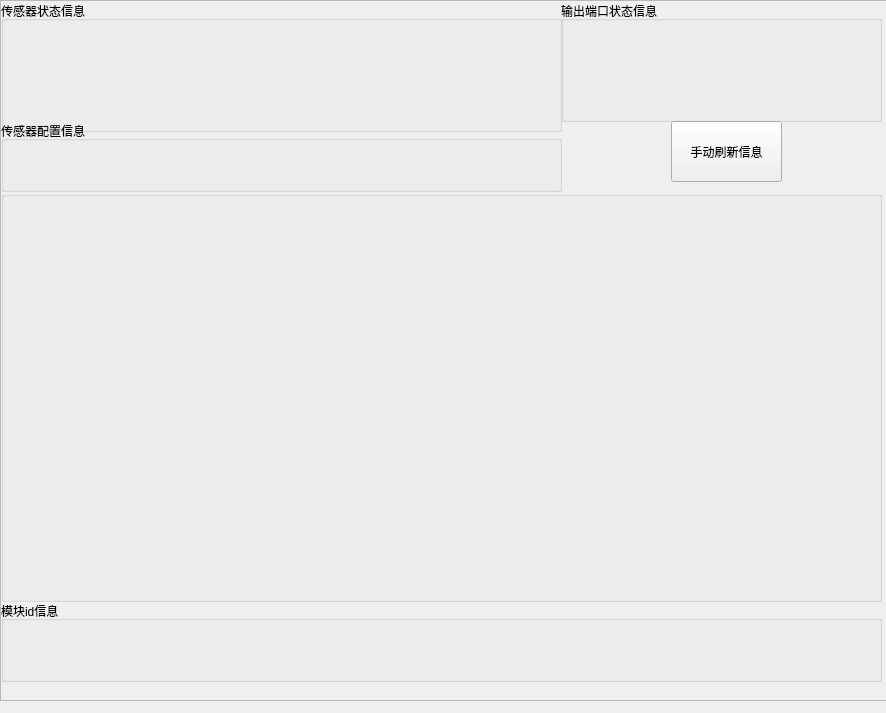
First picture: the form in ui/customize_ui/tab/tab2_tab0.ui, repository 2950067210dqy/pyqt6_project, before the edit.
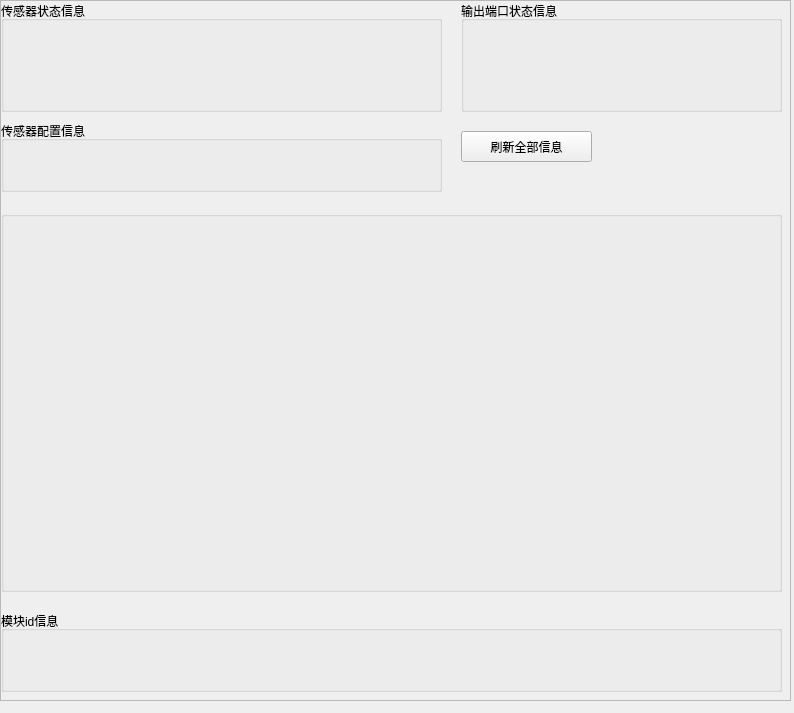
Second picture: the form after the edit.

```diff
--- a/ui/customize_ui/tab/tab2_tab0.ui
+++ b/ui/customize_ui/tab/tab2_tab0.ui
@@ -6,7 +6,7 @@
    <rect>
     <x>0</x>
     <y>0</y>
-    <width>886</width>
+    <width>794</width>
     <height>713</height>
    </rect>
   </property>
@@ -18,7 +18,7 @@
     <rect>
      <x>0</x>
      <y>0</y>
-     <width>901</width>
+     <width>791</width>
      <height>701</height>
     </rect>
    </property>
@@ -33,17 +33,17 @@
         <rect>
          <x>0</x>
          <y>0</y>
-         <width>897</width>
+         <width>787</width>
          <height>697</height>
         </rect>
        </property>
        <widget class="QGroupBox" name="function_01">
         <property name="geometry">
          <rect>
-          <x>560</x>
+          <x>460</x>
           <y>0</y>
           <width>321</width>
-          <height>121</height>
+          <height>111</height>
          </rect>
         </property>
         <property name="title">
@@ -55,8 +55,8 @@
          <rect>
           <x>0</x>
           <y>0</y>
-          <width>561</width>
-          <height>131</height>
+          <width>441</width>
+          <height>111</height>
          </rect>
         </property>
         <property name="title">
@@ -68,7 +68,7 @@
          <rect>
           <x>0</x>
           <y>120</y>
-          <width>561</width>
+          <width>441</width>
           <height>71</height>
          </rect>
         </property>
@@ -80,9 +80,9 @@
         <property name="geometry">
          <rect>
           <x>0</x>
-          <y>190</y>
-          <width>881</width>
-          <height>411</height>
+          <y>210</y>
+          <width>781</width>
+          <height>381</height>
          </rect>
         </property>
         <property name="title">
@@ -93,8 +93,8 @@
         <property name="geometry">
          <rect>
           <x>0</x>
-          <y>600</y>
-          <width>881</width>
+          <y>610</y>
+          <width>781</width>
           <height>81</height>
          </rect>
         </property>
@@ -105,14 +105,14 @@
        <widget class="QPushButton" name="refresh">
         <property name="geometry">
          <rect>
-          <x>670</x>
-          <y>120</y>
-          <width>111</width>
-          <height>61</height>
+          <x>460</x>
+          <y>130</y>
+          <width>131</width>
+          <height>31</height>
          </rect>
         </property>
         <property name="text">
-         <string>手动刷新信息</string>
+         <string>刷新全部信息</string>
         </property>
        </widget>
       </widget>
```
